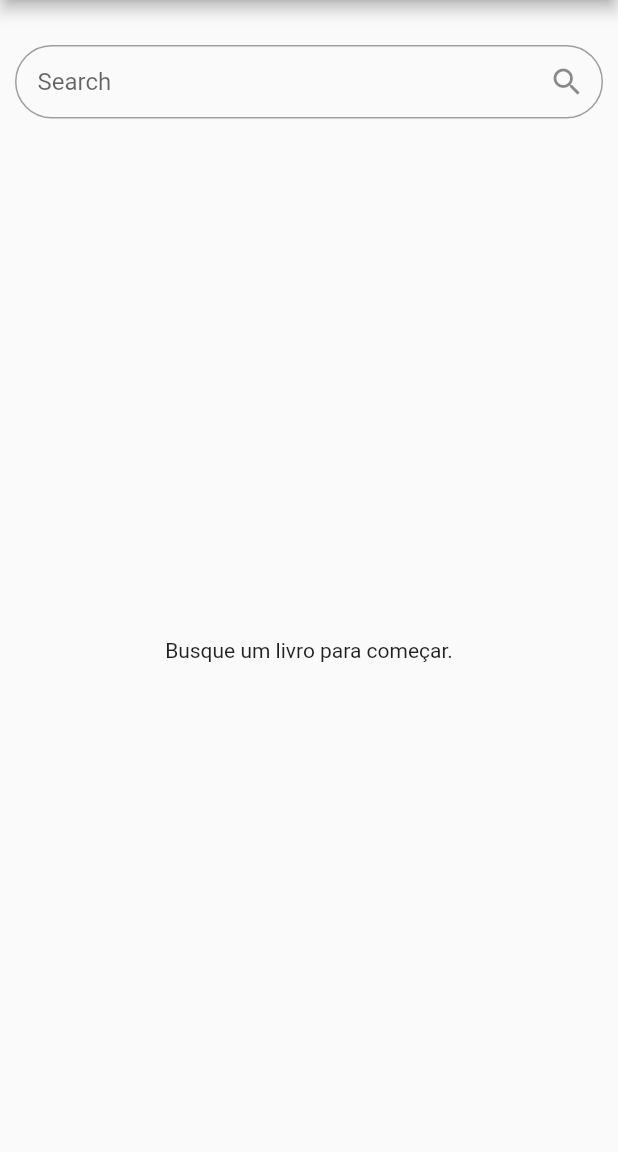
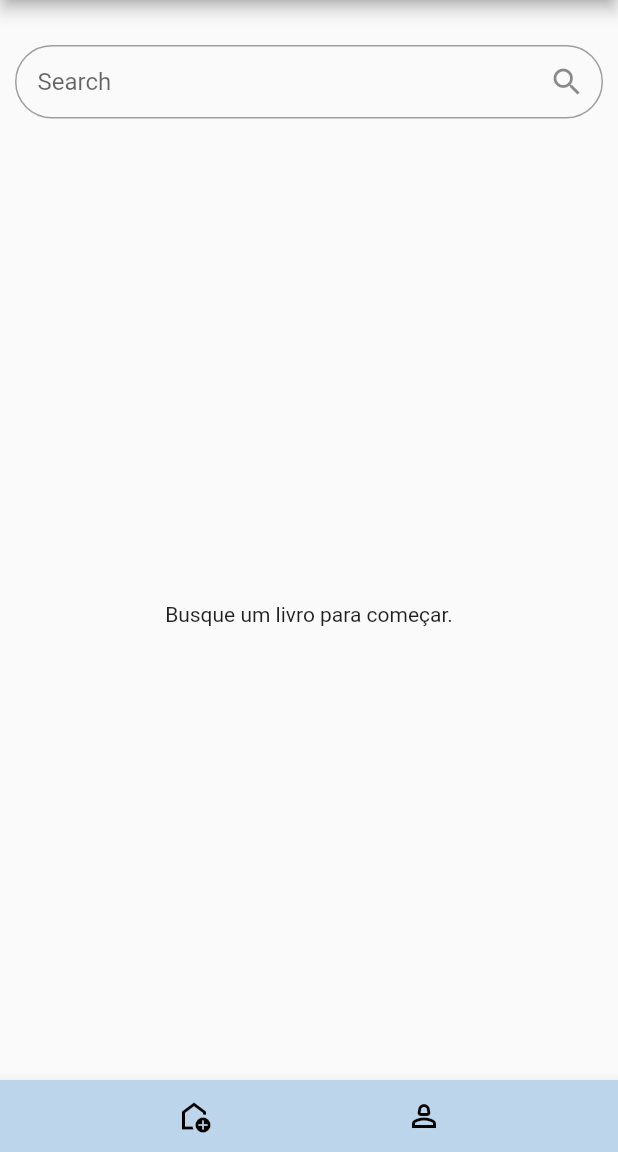
Before and after one commit to GuinterZaffalon/readingtracker, a Flutter app: the screen it shows after launch, on a phone screen of 412 x 824 dp, the part 84-1236 px from its top. Run offline on Flutter 3.47's test engine with Material 3 defaults, Android fonts, the phone set to English and light mode, and no system bars.

Commit message:
nova página e rota para ela!

```diff
--- a/lib/main.dart
+++ b/lib/main.dart
@@ -2,6 +2,7 @@ import 'dart:convert';
 import 'package:flutter/material.dart';
 import 'package:http/http.dart' as http;
 import 'package:readingtracker/src/model/ServiceBookAPI.dart';
+import 'package:readingtracker/src/screens/register.dart';
 
 void main() {
   runApp(const MyApp());
@@ -102,12 +103,35 @@ class _MyHomePageState extends State<MyHomePage> {
                   title: Text(title),
                   subtitle: Text('Autor: $author\nEditora: $editora\nAno: $editionYear'),
                   style: ListTileStyle.list,
+                  onTap: () {
+                    Navigator.push(context, MaterialPageRoute(builder: (context) => const Register()));
+                  },
                 );
               },
             ),
           ),
         ],
       ),
+      bottomNavigationBar: BottomAppBar(
+        color: const Color.fromRGBO(189, 213, 234, 1),
+        child: Row(
+          mainAxisAlignment: MainAxisAlignment.spaceEvenly,
+          children: [
+            IconButton(
+              icon: const Icon(Icons.add_home_outlined),
+              color: Colors.black,
+              onPressed: () {
+                // Ação para o ícone de início
+              },
+            ),
+            IconButton(
+                onPressed: () {},
+                icon: const Icon(Icons.person_2_outlined),
+                color: Colors.black
+            ),
+          ],
+        ),
+      ),
     );
   }
 }
```
Also changed, not shown: lib/src/screens/register.dart (added, +35 -0 lines).
